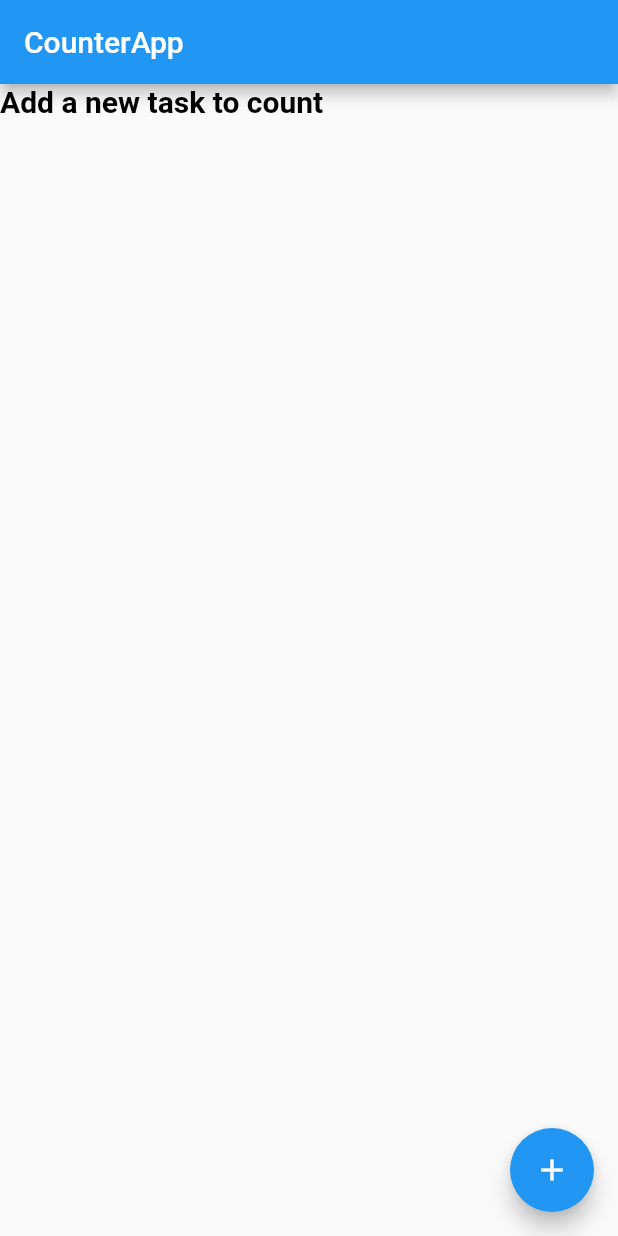
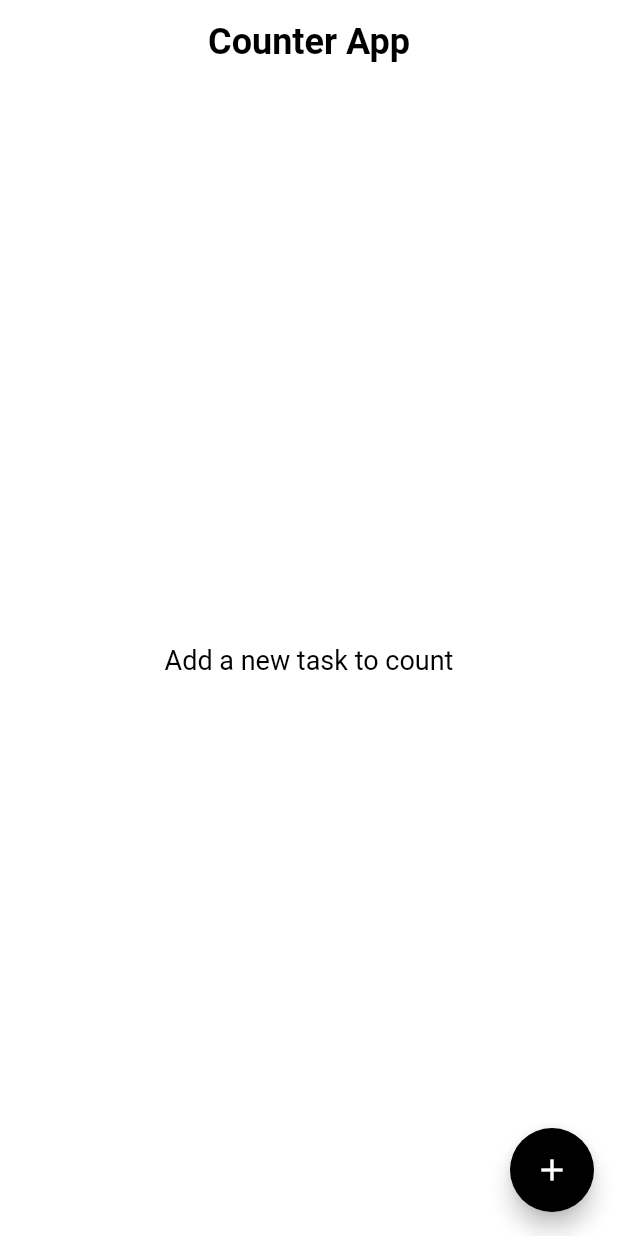
Before and after one commit to Govind-S-B/Counter-App, a Flutter app: the screen it shows after launch, on a phone screen of 412 x 824 dp. Run offline on Flutter 3.47's test engine with Material 2 defaults, Android fonts, the phone set to English and light mode, and no system bars; Roboto replaces fonts that are missing (Sans).

Commit message:
Home page , landing screen UI customization

```diff
--- a/lib/home.dart
+++ b/lib/home.dart
@@ -29,11 +29,21 @@ class _HomePageState extends State<HomePage> {
   Widget build(BuildContext context) {
     return Scaffold(
         appBar: AppBar(
-        title: const Text("CounterApp"),
+          elevation: 0,
+          backgroundColor: Colors.white,
+          centerTitle: true,
+          title: Text(
+            "Counter App",
+            style: Theme.of(context).textTheme.headline5,
+          ),
         ),
         body: Container(
             child: widgetList.isEmpty
-              ? const Text("Add a new task to count")
+                ? Center(
+                    child: Text(
+                    "Add a new task to count",
+                    style: Theme.of(context).textTheme.bodyText1,
+                  ))
                 : ListView.builder(
                     itemCount: widgetList.length,
                     itemBuilder: (BuildContext context, int index) {
@@ -48,8 +58,9 @@ class _HomePageState extends State<HomePage> {
             widgetList.add(CounterWidget(task: name));
             setState(() {});
           },
+          backgroundColor: Colors.black,
         ),
-    );
+        backgroundColor: Colors.white);
   }
 
   Future<String?> openDialog() => showDialog<String>(
```
Lines whose indentation alone changed are shown as unchanged.
